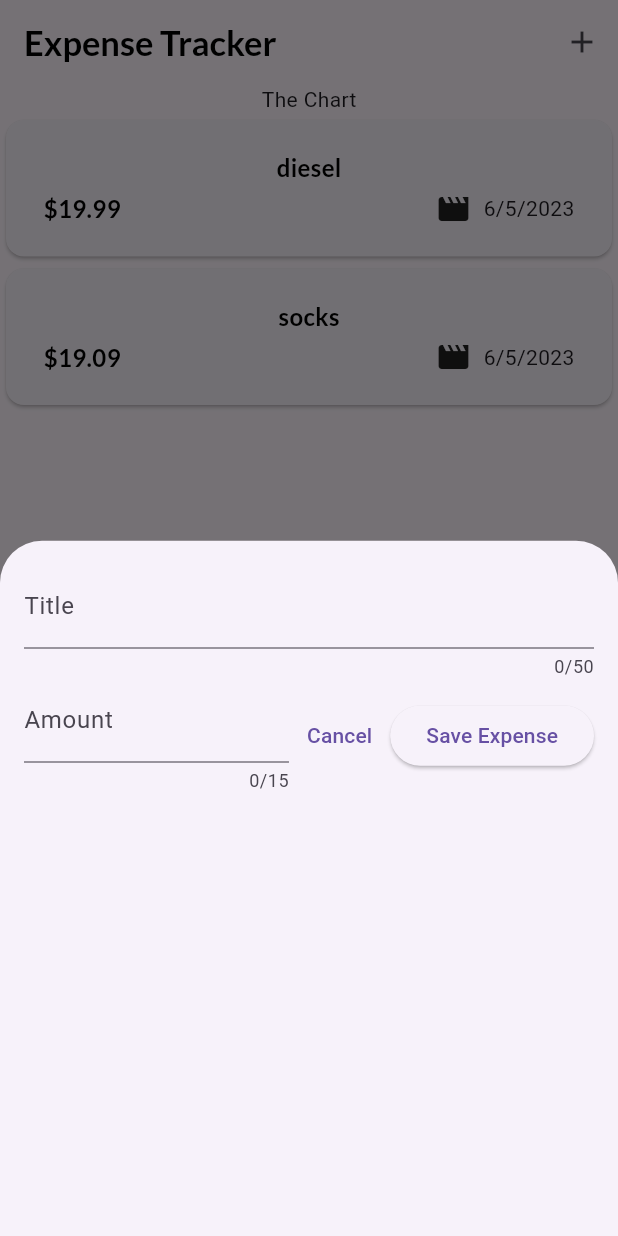
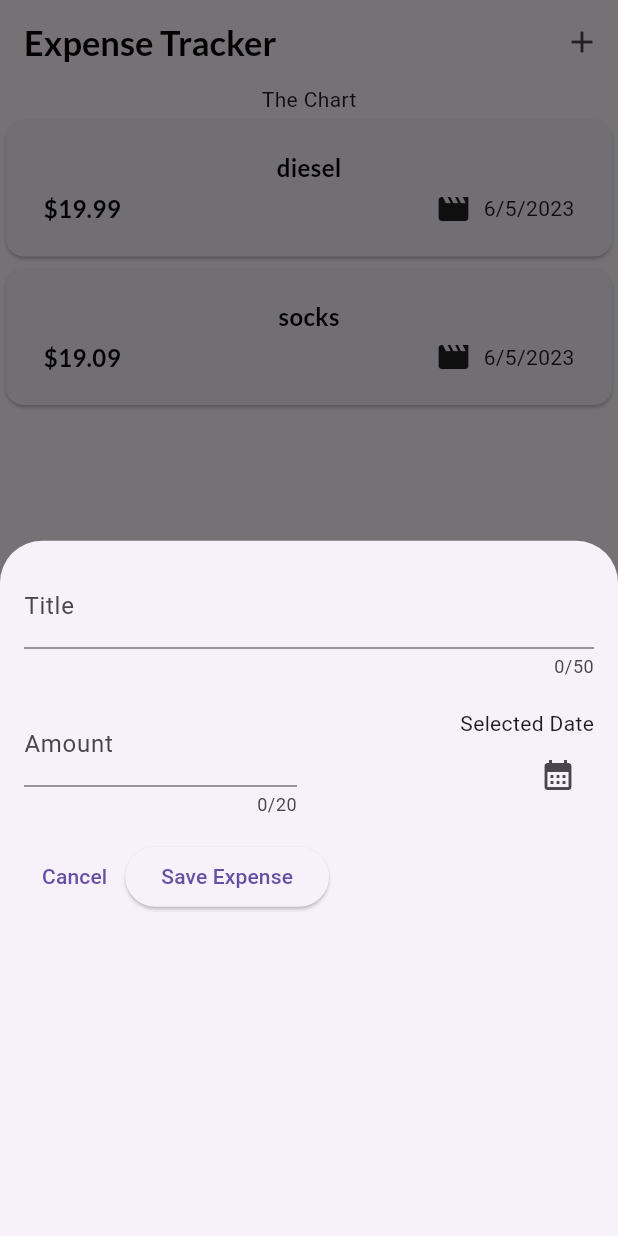
Before and after one commit to adeyemiiiii7/expeense_tracker, a Flutter app: the screen it shows after launch, after a tap on the "add" icon, on a phone screen of 412 x 824 dp. Run offline on Flutter 3.47's test engine with Material 2 defaults, Android fonts, the phone set to English and light mode, and no system bars; our stand-ins replace google_fonts.

Commit message:
modified:   lib/main.dart 	modified:   lib/widgets/new_expense.dart

```diff
--- a/lib/main.dart
+++ b/lib/main.dart
@@ -4,6 +4,7 @@ import 'package:expense_tracker/widgets/expenses.dart';
 void main() {
   runApp(
     MaterialApp(
+      debugShowCheckedModeBanner: false,
       theme: ThemeData(useMaterial3: true),
       home: const Expenses(),
     ),
--- a/lib/widgets/new_expense.dart
+++ b/lib/widgets/new_expense.dart
@@ -11,6 +11,16 @@ class NewExpense extends StatefulWidget {
 class _NewExpenseState extends State<NewExpense> {
   final _titleController = TextEditingController();
   final _amountController = TextEditingController();
+  void _presentDataPicker() {
+    final now = DateTime.now();
+    final firstDate = DateTime(now.year - 1, now.month, now.day);
+    showDatePicker(
+      context: context,
+      initialDate: now,
+      firstDate: firstDate,
+      lastDate: now,
+    );
+  }
 
   @override
   void dispose() {
@@ -28,20 +38,42 @@ class _NewExpenseState extends State<NewExpense> {
           TextField(
             controller: _titleController,
             maxLength: 50,
-              decoration: const InputDecoration(label: Text('Title')),
+            decoration: const InputDecoration(labelText: 'Title'),
           ),
+          const SizedBox(height: 16),
           Row(
             children: [
               Expanded(
                 child: TextField(
                   controller: _amountController,
-                        maxLength: 15,
+                  maxLength: 20,
                   keyboardType: TextInputType.number,
                   decoration: const InputDecoration(
                     prefixText: '\$',
-                          label: Text('Amount'),
-                        ))),
+                    labelText: 'Amount',
+                  ),
+                ),
+              ),
+              const SizedBox(width: 16),
+              Expanded(
+                child: Column(
+                  mainAxisAlignment: MainAxisAlignment.end,
+                  crossAxisAlignment: CrossAxisAlignment.end,
+                  children: [
+                    const Text('Selected Date'),
+                    IconButton(
+                      onPressed: _presentDataPicker,
+                      icon: const Icon(Icons.calendar_month),
+                    ),
+                  ],
+                ),
+              ),
+            ],
+          ),
+          const SizedBox(height: 16),
           Row(
+            mainAxisAlignment: MainAxisAlignment.start,
+            crossAxisAlignment: CrossAxisAlignment.start,
             children: [
               TextButton(
                 onPressed: () {
@@ -54,12 +86,12 @@ class _NewExpenseState extends State<NewExpense> {
                   log(_titleController.text);
                   log(_amountController.text);
                 },
-                        child: const Text('Save Expense'))
-                  ],
-                )
+                child: const Text('Save Expense'),
+              ),
             ],
           ),
         ],
-        ));
+      ),
+    );
   }
 }
```
Lines whose indentation alone changed are shown as unchanged.
